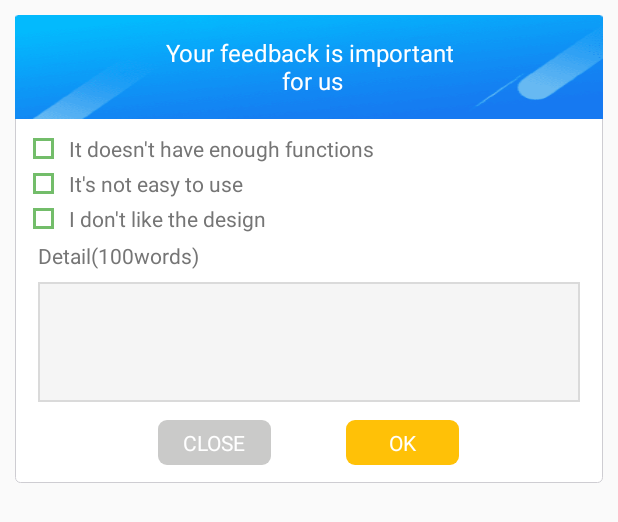
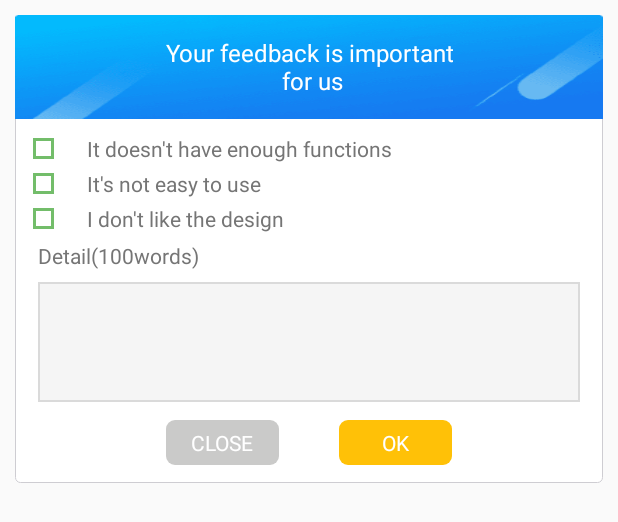
Before and after one commit to ouyangwenyuan/LibGoogleRate, an Android app: the layout rate_dialog_feedback.xml on its own in the app's theme, with its tools: preview values and no code run, on a phone screen of 412 x 824 dp. Shown: the top 522 px of the screen. Run offline under Robolectric (Android 15) with nearby library versions, the phone set to English and light mode, and no system bars.

Commit message:
adjust rate alert

```diff
--- a/librate/src/main/res/layout/rate_dialog_2.xml
+++ b/librate/src/main/res/layout/rate_dialog_2.xml
@@ -59,6 +59,7 @@
                     android:id="@+id/rate_dialog_star_1"
                     android:layout_width="wrap_content"
                     android:layout_height="wrap_content"
+                    android:layout_marginLeft="10dp"
                     android:background="@drawable/rate_dialog_star_off" />
 
                 <TextView
--- a/librate/src/main/res/layout/rate_dialog_feedback.xml
+++ b/librate/src/main/res/layout/rate_dialog_feedback.xml
@@ -1,7 +1,7 @@
 <?xml version="1.0" encoding="utf-8"?>
 <ScrollView xmlns:android="http://schemas.android.com/apk/res/android"
-    android:layout_width="wrap_content"
-    android:layout_height="wrap_content">
+            android:layout_width="wrap_content"
+            android:layout_height="wrap_content">
 
     <RelativeLayout
         android:id="@+id/root_rate_dialog"
@@ -27,7 +27,7 @@
                 android:gravity="center"
                 android:text="@string/rate_dialog_feedback_title"
                 android:textColor="@android:color/white"
-                android:textSize="16sp" />
+                android:textSize="16sp"/>
 
         </RelativeLayout>
 
@@ -49,7 +49,8 @@
                     style="@style/RateDialogCheckboxTheme"
                     android:layout_width="wrap_content"
                     android:layout_height="wrap_content"
-                    android:layout_marginLeft="12dp" />
+                    android:layout_marginLeft="12dp"
+                    android:layout_marginRight="12dp"/>
 
                 <TextView
                     android:layout_width="wrap_content"
@@ -57,7 +58,7 @@
                     android:layout_marginLeft="10dp"
                     android:text="@string/rate_dialog_feedback_checkbox1"
                     android:textColor="#757575"
-                    android:textSize="14sp" />
+                    android:textSize="14sp"/>
             </LinearLayout>
 
             <LinearLayout
@@ -72,7 +73,8 @@
                     style="@style/RateDialogCheckboxTheme"
                     android:layout_width="wrap_content"
                     android:layout_height="wrap_content"
-                    android:layout_marginLeft="12dp" />
+                    android:layout_marginLeft="12dp"
+                    android:layout_marginRight="12dp"/>
 
                 <TextView
                     android:layout_width="wrap_content"
@@ -80,7 +82,7 @@
                     android:layout_marginLeft="10dp"
                     android:text="@string/rate_dialog_feedback_checkbox2"
                     android:textColor="#757575"
-                    android:textSize="14sp" />
+                    android:textSize="14sp"/>
             </LinearLayout>
 
             <LinearLayout
@@ -95,7 +97,8 @@
                     style="@style/RateDialogCheckboxTheme"
                     android:layout_width="wrap_content"
                     android:layout_height="wrap_content"
-                    android:layout_marginLeft="12dp" />
+                    android:layout_marginLeft="12dp"
+                    android:layout_marginRight="12dp"/>
 
                 <TextView
                     android:layout_width="wrap_content"
@@ -103,17 +106,18 @@
                     android:layout_marginLeft="10dp"
                     android:text="@string/rate_dialog_feedback_checkbox3"
                     android:textColor="#757575"
-                    android:textSize="14sp" />
+                    android:textSize="14sp"/>
             </LinearLayout>
 
             <TextView
                 android:layout_width="wrap_content"
                 android:layout_height="wrap_content"
                 android:layout_marginLeft="15dp"
+                android:layout_marginRight="12dp"
                 android:layout_marginTop="5dp"
                 android:text="@string/rate_dialog_feedback_edittext"
                 android:textColor="#757575"
-                android:textSize="14sp" />
+                android:textSize="14sp"/>
 
             <EditText
                 android:id="@+id/rate_dialog_feedback_edittext"
@@ -127,7 +131,7 @@
                 android:maxLength="500"
                 android:padding="5dp"
                 android:textColor="#757575"
-                android:textSize="14sp" />
+                android:textSize="14sp"/>
 
             <LinearLayout
                 android:layout_width="wrap_content"
@@ -141,20 +145,23 @@
                     android:id="@+id/rate_dialog_close"
                     android:layout_width="75dp"
                     android:layout_height="30dp"
+                    android:layout_marginRight="20dp"
+                    android:layout_marginLeft="20dp"
                     android:background="@drawable/rate_dialog_no_thanks_button_bg"
                     android:gravity="center"
                     android:text="@string/rate_dialog_feedback_close"
-                    android:textColor="@android:color/white" />
+                    android:textColor="@android:color/white"/>
 
                 <TextView
                     android:id="@+id/rate_dialog_ok"
                     android:layout_width="75dp"
                     android:layout_height="30dp"
-                    android:layout_marginLeft="50dp"
+                    android:layout_marginLeft="20dp"
+                    android:layout_marginRight="20dp"
                     android:background="@drawable/rate_dialog_rate_button_bg"
                     android:gravity="center"
                     android:text="@string/rate_dialog_feedback_ok"
-                    android:textColor="@android:color/white" />
+                    android:textColor="@android:color/white"/>
             </LinearLayout>
         </LinearLayout>
     </RelativeLayout>
```
Also changed, not shown: librate/src/main/AndroidManifest.xml (+15 -4 lines), librate/src/main/java/net/droidman/librate/SharedRate.java (+3 -5 lines), librate/src/main/java/net/droidman/librate/rate/RateImeFirstActivity.java (+83 -37 lines), librate/src/main/res/layout/rate_dialog_1.xml (+19 -15 lines).
